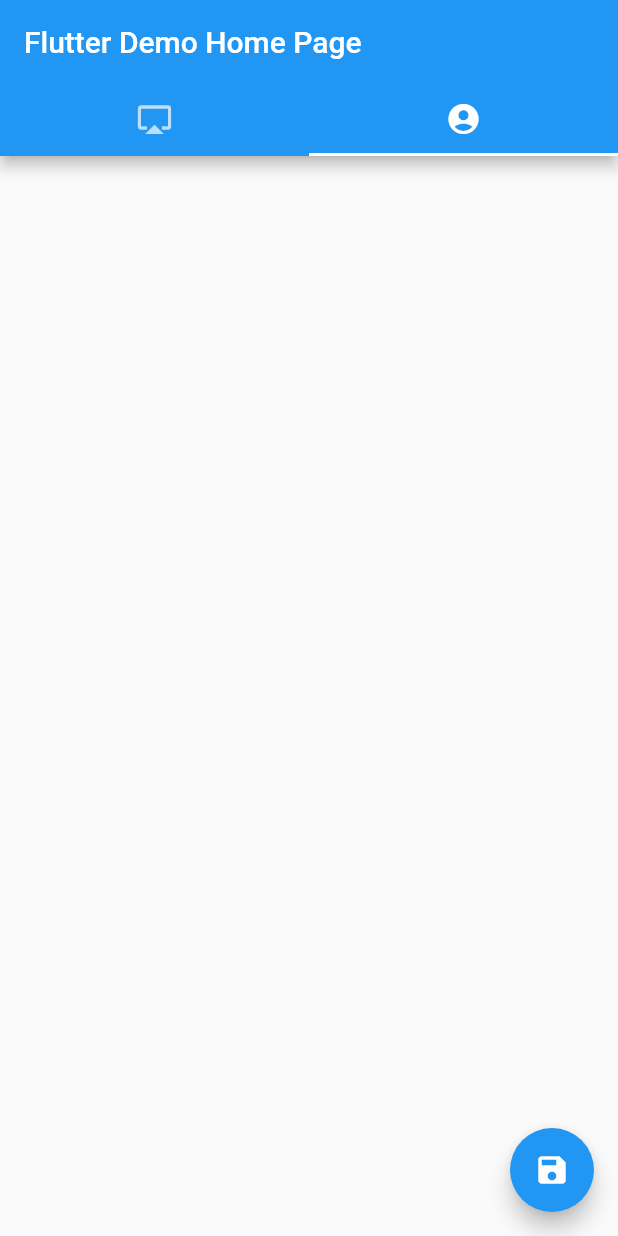
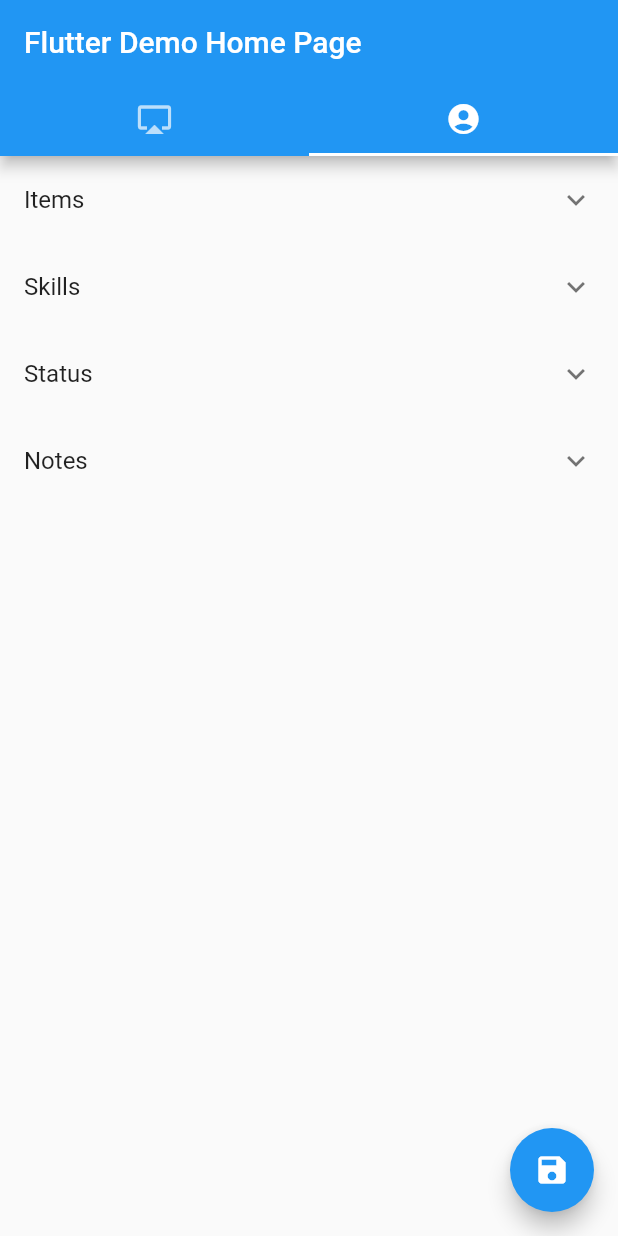
Before and after one commit to Draccarr/Hunted-Companion-App-Mobile, a Flutter app: the screen it shows after launch, tab 2 chosen, after a tap on the "save" icon, on a phone screen of 412 x 824 dp. Run offline on Flutter 3.47's test engine with Material 2 defaults, Android fonts, the phone set to English and light mode, and no system bars.

Commit message:
I made a the listviews visible in their expansionTiles.

```diff
--- /dev/null
+++ b/mobile_hunted_companion_app/lib/character-list-entry.dart
@@ -0,0 +1,31 @@
+import 'package:flutter/material.dart';
+import 'character.dart';
+
+class CharacterListEntry {
+  final String title;
+  final List<CharacterListEntry> children;
+
+  CharacterListEntry(this.title,
+      [this.children = const <CharacterListEntry>[]]);
+} //end CharacterListEntry class
+
+final List<CharacterListEntry> data = <CharacterListEntry>[
+  CharacterListEntry('Items', <CharacterListEntry>[
+    CharacterListEntry('Staff'),
+    CharacterListEntry('Pen'),
+    CharacterListEntry('Ink'),
+  ]),
+  CharacterListEntry('Skills', <CharacterListEntry>[
+    CharacterListEntry('Magic'),
+    CharacterListEntry('Book Binding'),
+    CharacterListEntry('Public speaking'),
+  ]),
+  CharacterListEntry('Statuses', <CharacterListEntry>[
+    CharacterListEntry('Imortal'),
+    CharacterListEntry('Speed Buff LV 5'),
+    CharacterListEntry('Strength Buff LV 5'),
+  ]),
+  CharacterListEntry('Notes', <CharacterListEntry>[
+    CharacterListEntry('Chasms hold secrets...'),
+  ]),
+];
--- a/mobile_hunted_companion_app/lib/main.dart
+++ b/mobile_hunted_companion_app/lib/main.dart
@@ -80,13 +80,13 @@ class _MyHomePageState extends State<MyHomePage> {
               if (line1[1].toLowerCase().contains("(x")) {
                 List<String> details = line1[1].toLowerCase().split("(x");
                 i.name = details[0];
-                String s = GetFirstNumbers(details[1]);
+                String s = getFirstNumber(details[1]);
                 if (int.tryParse(s) != null) i.quantity = int.tryParse(s);
               } else if (line1[1].toLowerCase().contains("x")) {
                 List<String> details = line1[1].toLowerCase().split('x');
                 int q = 0;
                 String number = details.firstWhere((x) =>
-                    GetFirstNumbers(x) != null && GetFirstNumbers(x) != "");
+                    getFirstNumber(x) != null && getFirstNumber(x) != "");
                 if (number != null && number != "") {
                   i.name = line1[1]
                       .replaceAll(number, "")
@@ -116,7 +116,7 @@ class _MyHomePageState extends State<MyHomePage> {
                 print(s);
                 s = s.replaceAll("lv", "");
                 s = s.replaceAll("l ", "").trim();
-                s = GetFirstNumbers(s);
+                s = getFirstNumber(s);
                 skill.level = int.parse(s);
               } else {
                 skill.name = line1[1];
@@ -196,6 +196,7 @@ class _MyHomePageState extends State<MyHomePage> {
               child: Padding(
                 padding: EdgeInsets.all(25),
                 child: TextField(
+                    textAlignVertical: TextAlignVertical.top,
                     controller: _terminal,
                     keyboardType: TextInputType.multiline,
                     maxLines: null,
@@ -206,11 +207,76 @@ class _MyHomePageState extends State<MyHomePage> {
                     )),
               ),
             ),
-            ListView.builder(
-              itemCount: _character.skills.length,
-              itemBuilder: (context, index) =>
-                  Text(_character.skills[index].name),
+            ListView(
+              children: [
+                ExpansionTile(
+                    title: Text('Items'),
+                    expandedAlignment: Alignment.topLeft,
+                    children: <Widget>[
+                      ListView.builder(
+                        shrinkWrap: true,
+                        itemCount: _character.items.length,
+                        itemBuilder: (context, index) => ListTile(
+                          trailing: Text('(x' +
+                              _character.items[index].quantity.toString() +
+                              ')'),
+                          title: TextFormField(
+                            initialValue: _character.items[index].name,
+                          ),
+                        ),
+                      ),
+                    ]),
+                ExpansionTile(
+                    title: Text('Skills'),
+                    expandedAlignment: Alignment.topLeft,
+                    children: <Widget>[
+                      ListView.builder(
+                        shrinkWrap: true,
+                        itemCount: _character.skills.length,
+                        itemBuilder: (context, index) => ListTile(
+                          trailing: Text('Lv. ' +
+                              _character.skills[index].level.toString()),
+                          title: TextFormField(
+                            initialValue: _character.skills[index].name,
+                          ),
+                        ),
+                      ),
+                    ]),
+                ExpansionTile(
+                    title: Text('Status'),
+                    expandedAlignment: Alignment.topLeft,
+                    children: <Widget>[
+                      ListView.builder(
+                        shrinkWrap: true,
+                        itemCount: _character.statuses.length,
+                        itemBuilder: (context, index) => ListTile(
+                          title: TextFormField(
+                            initialValue: _character.statuses[index].name,
+                          ),
+                        ),
+                      ),
+                    ]),
+                ExpansionTile(
+                    title: Text('Notes'),
+                    expandedAlignment: Alignment.topLeft,
+                    children: <Widget>[
+                      ListView.builder(
+                        shrinkWrap: true,
+                        itemCount: _character.notes.length,
+                        itemBuilder: (context, index) => ListTile(
+                          title: TextFormField(
+                            initialValue: _character.notes[index].description,
+                          ),
+                        ),
+                      ),
+                    ]),
+              ],
             ),
+            // ListView.builder(
+            //   itemCount: _character.skills.length,
+            //   itemBuilder: (context, index) =>
+            //       Text(_character.skills[index].name),
+            // ),
           ],
         ),
         floatingActionButton: FloatingActionButton(
@@ -223,7 +289,7 @@ class _MyHomePageState extends State<MyHomePage> {
   }
 }
 
-String GetFirstNumbers(String details) {
+String getFirstNumber(String details) {
   String s = "";
   for (var i = 0; i < details.runes.length; i++) {
     if (int.tryParse(details.runes.elementAt(i).toString()) != null) {
```
